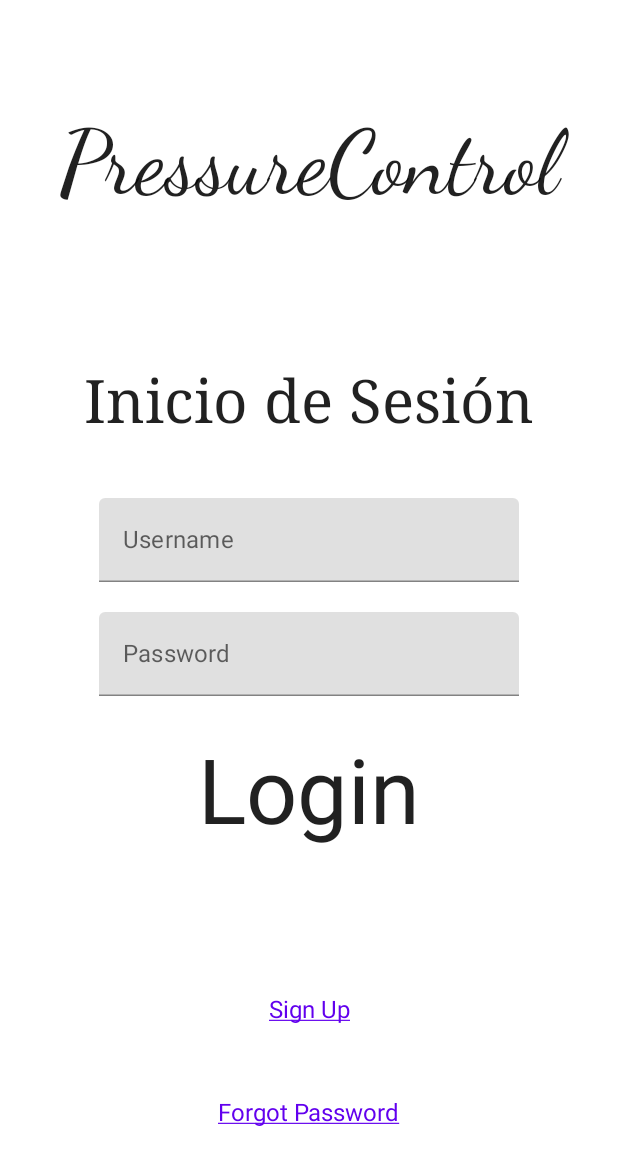
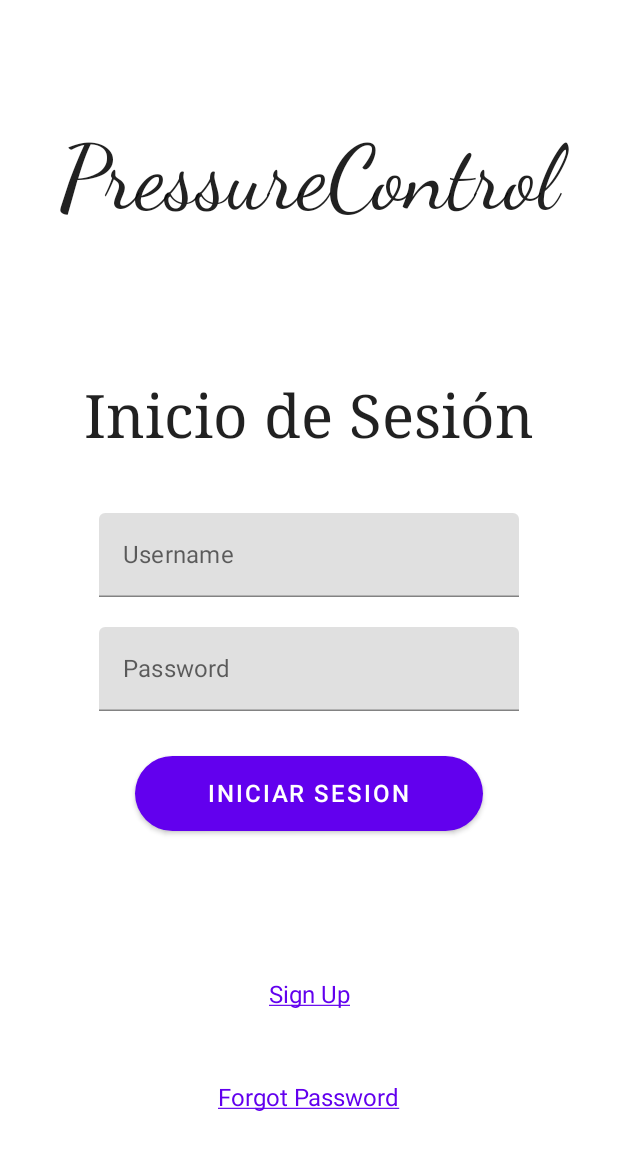
Before and after one commit to Maricarmen5-31/PressureControl, an Android app built with Jetpack Compose: the screen it shows after launch (MainActivity), on a phone screen of 412 x 824 dp. Shown: the top 1165 px of the screen. Run offline under Robolectric (Android 15) with nearby library versions, the phone set to English and light mode, and no system bars.

Commit message:
version03NAV

```diff
--- a/app/src/main/java/com/example/projectdanp/screens/authentication/LoginContent.kt
+++ b/app/src/main/java/com/example/projectdanp/screens/authentication/LoginContent.kt
@@ -2,7 +2,9 @@ package com.example.projectdanp.screens
 
 import androidx.compose.foundation.clickable
 import androidx.compose.foundation.layout.*
+import androidx.compose.foundation.shape.RoundedCornerShape
 import androidx.compose.foundation.text.KeyboardOptions
+import androidx.compose.material.Button
 import androidx.compose.material.MaterialTheme
 import androidx.compose.material.Text
 import androidx.compose.material.TextField
@@ -18,6 +20,7 @@ import androidx.compose.ui.text.input.TextFieldValue
 import androidx.compose.ui.text.style.TextDecoration
 import androidx.compose.ui.unit.dp
 import androidx.compose.ui.unit.sp
+import com.example.projectdanp.screens.graphs.Graph
 import com.example.projectdanp.ui.theme.Purple500
 
 @Composable
@@ -69,13 +72,25 @@ fun LoginContent(
 
         Spacer(modifier = Modifier.height(30.dp))
 
-        Box(modifier = Modifier.padding(40.dp, 0.dp, 40.dp, 0.dp)) {
-            Text(
+        Box(modifier = Modifier.padding(90.dp, 0.dp, 90.dp, 0.dp)) {
+            Button(
+                onClick = { },
+                shape = RoundedCornerShape(50.dp),
+                modifier = Modifier
+                    .fillMaxWidth()
+                    .height(50.dp)
+            ) {
+                Text(modifier = Modifier.clickable { onClick() },
+                    text = "INICIAR SESION",
+                    fontSize = MaterialTheme.typography.body1.fontSize,
+                )
+            }
+            /*Text(
                 modifier = Modifier.clickable { onClick() },
                 text = "Login",
                 fontSize = MaterialTheme.typography.h2.fontSize,
                 fontFamily = FontFamily.Default
-            )
+            )*/
         }
 
         Spacer(modifier = Modifier.height(100.dp))
```
